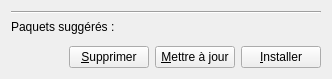
Old version of the form appmanager/entrymoreinfo.ui in the repository steckdenis/logram-setup.
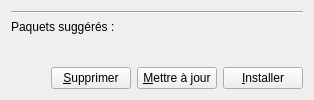
New version of the form.

The edit to the form file:
```diff
--- a/appmanager/entrymoreinfo.ui
+++ b/appmanager/entrymoreinfo.ui
@@ -2,14 +2,6 @@
 <ui version="4.0">
  <class>EntryMoreInfos</class>
  <widget class="QWidget" name="EntryMoreInfos">
-  <property name="geometry">
-   <rect>
-    <x>0</x>
-    <y>0</y>
-    <width>332</width>
-    <height>78</height>
-   </rect>
-  </property>
   <property name="windowTitle">
    <string>Form</string>
   </property>
```
Left out of the diff: 2 changed lines with no effect on the pictures.
